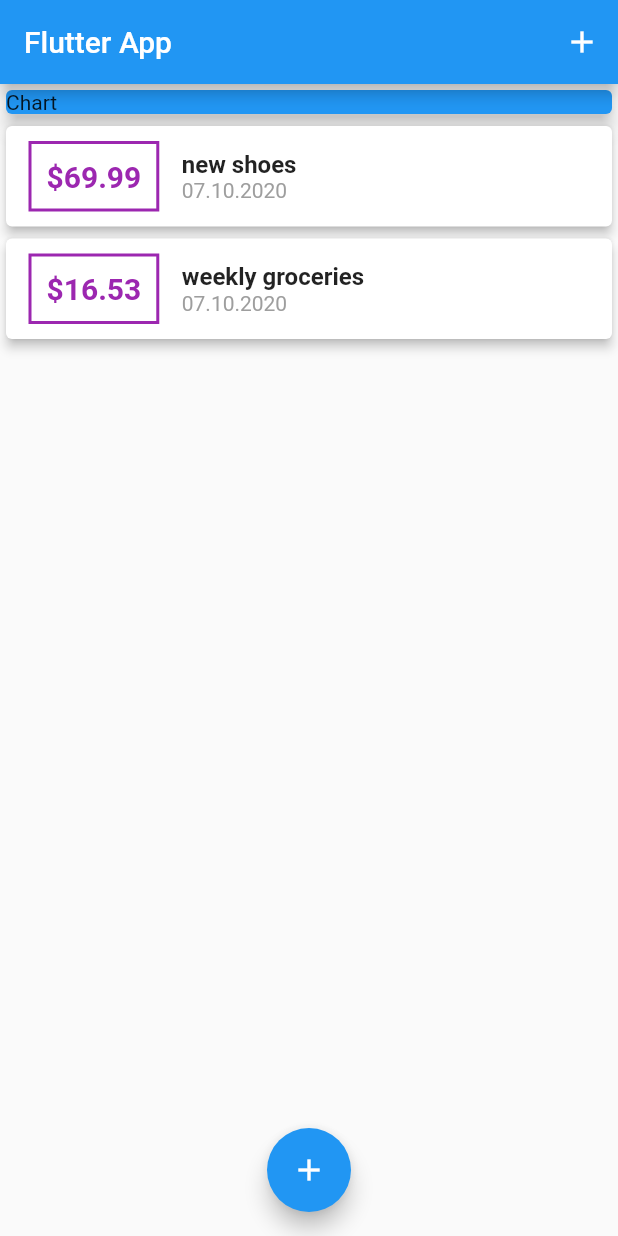
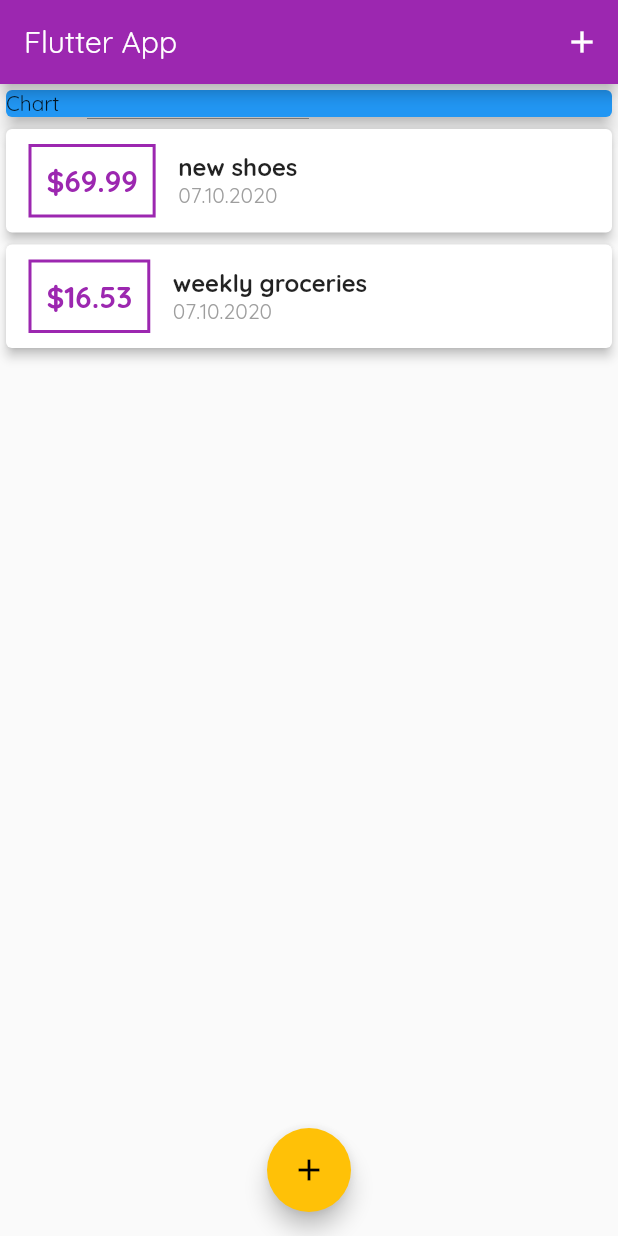
Before and after one commit to mirecta/flutter, a Flutter app: the screen it shows after launch, on a phone screen of 412 x 824 dp. Run offline on Flutter 3.47's test engine with Material 2 defaults, Android fonts, the phone set to English and light mode, and no system bars.

Commit message:
add fonts

```diff
--- a/hello_world2/lib/main.dart
+++ b/hello_world2/lib/main.dart
@@ -12,10 +12,11 @@ class MyApp extends StatelessWidget {
   @override
   Widget build(BuildContext context) {
     return MaterialApp(
-      title: 'Flutter Demo',
+      title: 'Personal Expenses',
       theme: ThemeData(
-        primarySwatch: Colors.blue,
-        visualDensity: VisualDensity.adaptivePlatformDensity,
+       primarySwatch: Colors.purple,
+       accentColor: Colors.amber,
+       fontFamily: "Quicksand",
       ),
       home: MyHomePage(),
     );
--- a/hello_world2/lib/widgets/transaction_list.dart
+++ b/hello_world2/lib/widgets/transaction_list.dart
@@ -21,7 +21,7 @@ class TransactionList extends StatelessWidget {
                     padding: EdgeInsets.all(10),
                     decoration: BoxDecoration(
                         border: Border.all(
-                      color: Colors.purple,
+                      color: Theme.of(context).primaryColor,
                       width: 2,
                     )),
                     child: Text(
@@ -29,7 +29,7 @@ class TransactionList extends StatelessWidget {
                       style: TextStyle(
                         fontWeight: FontWeight.bold,
                         fontSize: 20,
-                        color: Colors.purple,
+                        color: Theme.of(context).primaryColor,
                       ),
                     ),
                   ),
```
Also changed, not shown: hello_world2/pubspec.yaml (+12 -6 lines), hello_world2/assets/fonts/fonts/fonts/OpenSans-Bold.ttf (added), hello_world2/assets/fonts/fonts/fonts/OpenSans-Regular.ttf (added), hello_world2/assets/fonts/fonts/fonts/Quicksand-Bold.ttf (added), hello_world2/assets/fonts/fonts/fonts/Quicksand-Light.ttf (added), hello_world2/assets/fonts/fonts/fonts/Quicksand-Medium.ttf (added), hello_world2/assets/fonts/fonts/fonts/Quicksand-Regular.ttf (added).
